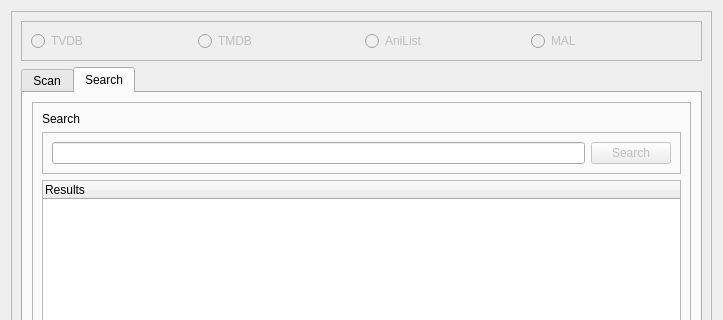
Qt form ui/add_series.ui (RealMihp/nekodesk) before a commit; both pictures show x 0 to 723 and y 0 to 320 of the 723 by 559 pixel window.
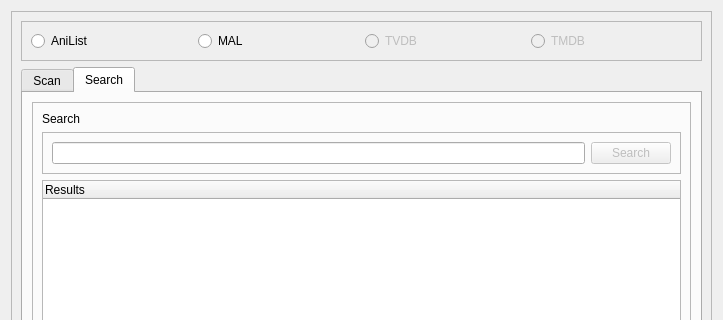
The same form after that commit.

```diff
--- a/ui/add_series.ui
+++ b/ui/add_series.ui
@@ -32,30 +32,10 @@
          <enum>QFrame::Shadow::Raised</enum>
         </property>
         <layout class="QHBoxLayout" name="horizontalLayout">
-         <item>
-          <widget class="QRadioButton" name="TVDB_radioButton">
-           <property name="enabled">
-            <bool>false</bool>
-           </property>
-           <property name="text">
-            <string>TVDB</string>
-           </property>
-          </widget>
-         </item>
-         <item>
-          <widget class="QRadioButton" name="TMDB_radioButton">
-           <property name="enabled">
-            <bool>false</bool>
-           </property>
-           <property name="text">
-            <string>TMDB</string>
-           </property>
-          </widget>
-         </item>
          <item>
           <widget class="QRadioButton" name="AniList_radioButton">
            <property name="enabled">
-            <bool>false</bool>
+            <bool>true</bool>
            </property>
            <property name="text">
             <string>AniList</string>
@@ -65,13 +45,33 @@
          <item>
           <widget class="QRadioButton" name="MAL_radioButton">
            <property name="enabled">
-            <bool>false</bool>
+            <bool>true</bool>
            </property>
            <property name="text">
             <string>MAL</string>
            </property>
           </widget>
          </item>
+         <item>
+          <widget class="QRadioButton" name="TVDB_radioButton">
+           <property name="enabled">
+            <bool>false</bool>
+           </property>
+           <property name="text">
+            <string>TVDB</string>
+           </property>
+          </widget>
+         </item>
+         <item>
+          <widget class="QRadioButton" name="TMDB_radioButton">
+           <property name="enabled">
+            <bool>false</bool>
+           </property>
+           <property name="text">
+            <string>TMDB</string>
+           </property>
+          </widget>
+         </item>
         </layout>
        </widget>
       </item>
```
